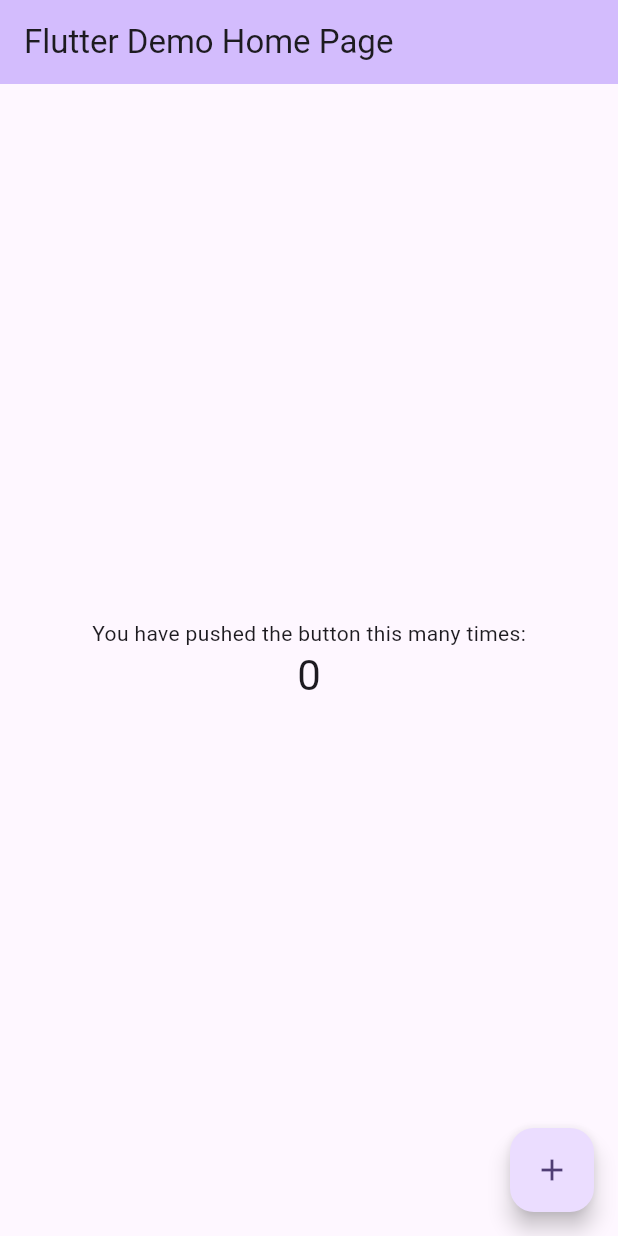
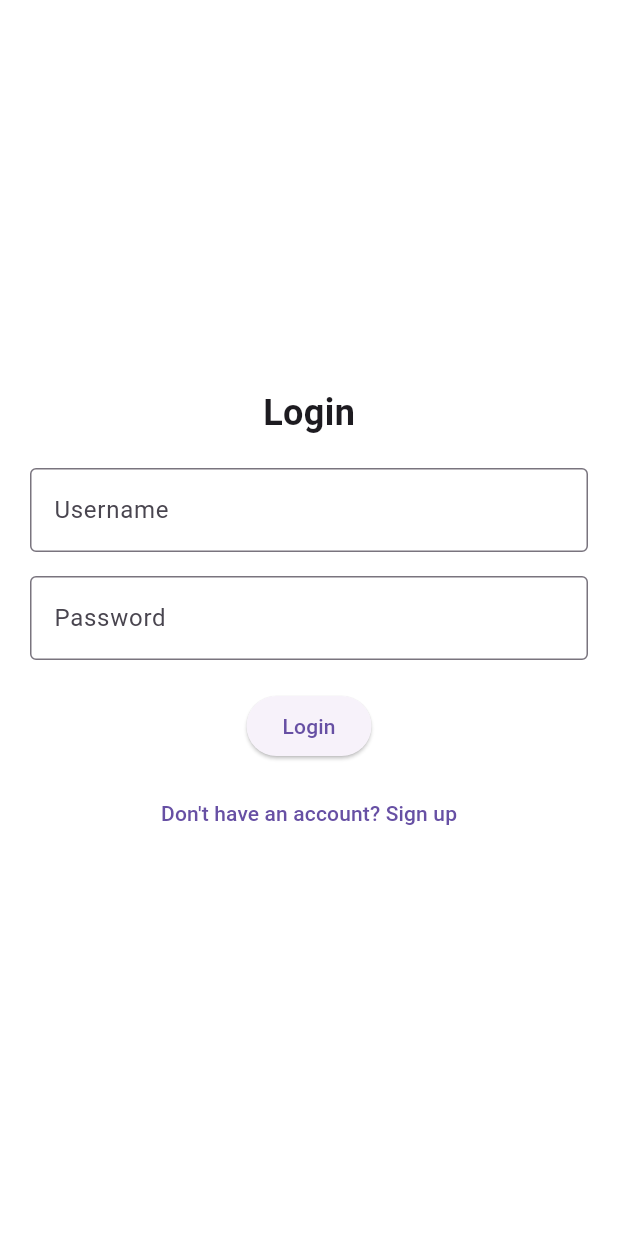
Before and after one commit to MeetAntala45/invoice_generator, a Flutter app: the screen it shows after launch, on a phone screen of 412 x 824 dp. Run offline on Flutter 3.47's test engine with Material 3 defaults, Android fonts, the phone set to English and light mode, and no system bars.

Commit message:
basic features created

```diff
--- /dev/null
+++ b/lib/login.dart
@@ -0,0 +1,64 @@
+import 'package:flutter/material.dart';
+import 'signup.dart';
+import 'home.dart';
+
+class LoginPage extends StatelessWidget {
+  @override
+  Widget build(BuildContext context) {
+    return Scaffold(
+      backgroundColor: Colors.white,
+      body: Center(
+        child: Padding(
+          padding: EdgeInsets.all(20.0),
+          child: Column(
+            mainAxisSize: MainAxisSize.min,
+            children: [
+              Text(
+                'Login',
+                style: TextStyle(
+                  fontSize: 24,
+                  fontWeight: FontWeight.bold,
+                ),
+              ),
+              SizedBox(height: 20),
+              TextField(
+                decoration: InputDecoration(
+                  labelText: 'Username',
+                  border: OutlineInputBorder(),
+                ),
+              ),
+              SizedBox(height: 16),
+              TextField(
+                decoration: InputDecoration(
+                  labelText: 'Password',
+                  border: OutlineInputBorder(),
+                ),
+                obscureText: true,
+              ),
+              SizedBox(height: 20),
+              ElevatedButton(
+                onPressed: () {
+                  Navigator.pushReplacement(
+                    context,
+                    MaterialPageRoute(builder: (context) => HomePage()),
+                  );
+                },
+                child: Text('Login'),
+              ),
+              SizedBox(height: 10),
+              TextButton(
+                onPressed: () {
+                  Navigator.push(
+                    context,
+                    MaterialPageRoute(builder: (context) => SignupPage()),
+                  );
+                },
+                child: Text('Don\'t have an account? Sign up'),
+              ),
+            ],
+          ),
+        ),
+      ),
+    );
+  }
+}
--- a/lib/main.dart
+++ b/lib/main.dart
@@ -1,125 +1,8 @@
 import 'package:flutter/material.dart';
+import 'login.dart';
 
-void main() {
-  runApp(const MyApp());
-}
-
-class MyApp extends StatelessWidget {
-  const MyApp({super.key});
-
-  // This widget is the root of your application.
-  @override
-  Widget build(BuildContext context) {
-    return MaterialApp(
-      title: 'Flutter Demo',
-      theme: ThemeData(
-        // This is the theme of your application.
-        //
-        // TRY THIS: Try running your application with "flutter run". You'll see
-        // the application has a purple toolbar. Then, without quitting the app,
-        // try changing the seedColor in the colorScheme below to Colors.green
-        // and then invoke "hot reload" (save your changes or press the "hot
-        // reload" button in a Flutter-supported IDE, or press "r" if you used
-        // the command line to start the app).
-        //
-        // Notice that the counter didn't reset back to zero; the application
-        // state is not lost during the reload. To reset the state, use hot
-        // restart instead.
-        //
-        // This works for code too, not just values: Most code changes can be
-        // tested with just a hot reload.
-        colorScheme: ColorScheme.fromSeed(seedColor: Colors.deepPurple),
-        useMaterial3: true,
-      ),
-      home: const MyHomePage(title: 'Flutter Demo Home Page'),
-    );
-  }
-}
-
-class MyHomePage extends StatefulWidget {
-  const MyHomePage({super.key, required this.title});
-
-  // This widget is the home page of your application. It is stateful, meaning
-  // that it has a State object (defined below) that contains fields that affect
-  // how it looks.
-
-  // This class is the configuration for the state. It holds the values (in this
-  // case the title) provided by the parent (in this case the App widget) and
-  // used by the build method of the State. Fields in a Widget subclass are
-  // always marked "final".
-
-  final String title;
-
-  @override
-  State<MyHomePage> createState() => _MyHomePageState();
-}
-
-class _MyHomePageState extends State<MyHomePage> {
-  int _counter = 0;
-
-  void _incrementCounter() {
-    setState(() {
-      // This call to setState tells the Flutter framework that something has
-      // changed in this State, which causes it to rerun the build method below
-      // so that the display can reflect the updated values. If we changed
-      // _counter without calling setState(), then the build method would not be
-      // called again, and so nothing would appear to happen.
-      _counter++;
-    });
-  }
-
-  @override
-  Widget build(BuildContext context) {
-    // This method is rerun every time setState is called, for instance as done
-    // by the _incrementCounter method above.
-    //
-    // The Flutter framework has been optimized to make rerunning build methods
-    // fast, so that you can just rebuild anything that needs updating rather
-    // than having to individually change instances of widgets.
-    return Scaffold(
-      appBar: AppBar(
-        // TRY THIS: Try changing the color here to a specific color (to
-        // Colors.amber, perhaps?) and trigger a hot reload to see the AppBar
-        // change color while the other colors stay the same.
-        backgroundColor: Theme.of(context).colorScheme.inversePrimary,
-        // Here we take the value from the MyHomePage object that was created by
-        // the App.build method, and use it to set our appbar title.
-        title: Text(widget.title),
-      ),
-      body: Center(
-        // Center is a layout widget. It takes a single child and positions it
-        // in the middle of the parent.
-        child: Column(
-          // Column is also a layout widget. It takes a list of children and
-          // arranges them vertically. By default, it sizes itself to fit its
-          // children horizontally, and tries to be as tall as its parent.
-          //
-          // Column has various properties to control how it sizes itself and
-          // how it positions its children. Here we use mainAxisAlignment to
-          // center the children vertically; the main axis here is the vertical
-          // axis because Columns are vertical (the cross axis would be
-          // horizontal).
-          //
-          // TRY THIS: Invoke "debug painting" (choose the "Toggle Debug Paint"
-          // action in the IDE, or press "p" in the console), to see the
-          // wireframe for each widget.
-          mainAxisAlignment: MainAxisAlignment.center,
-          children: <Widget>[
-            const Text(
-              'You have pushed the button this many times:',
-            ),
-            Text(
-              '$_counter',
-              style: Theme.of(context).textTheme.headlineMedium,
-            ),
-          ],
-        ),
-      ),
-      floatingActionButton: FloatingActionButton(
-        onPressed: _incrementCounter,
-        tooltip: 'Increment',
-        child: const Icon(Icons.add),
-      ), // This trailing comma makes auto-formatting nicer for build methods.
-    );
-  }
-}
+void main() => runApp(MaterialApp(
+      debugShowCheckedModeBanner: false,
+      title: 'Invoice Generator',
+      home: LoginPage(),
+    ));
```
Also changed, not shown: lib/home.dart (added, +210 -0 lines), lib/invoices.dart (added, +31 -0 lines), lib/new_invoice.dart (added, +74 -0 lines), lib/profile.dart (added, +90 -0 lines), lib/signup.dart (added, +67 -0 lines), 1 other file.
